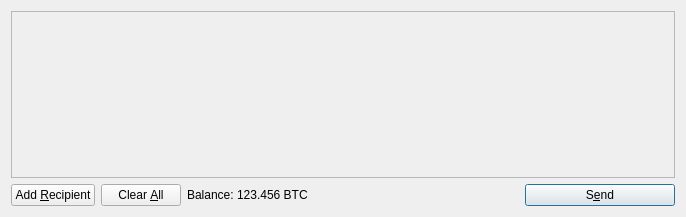
This is src/qt/forms/sendcoinsdialog.ui in Crypto-Expert/HoboNickels as Qt 5 draws it before an edit. The edited form follows.
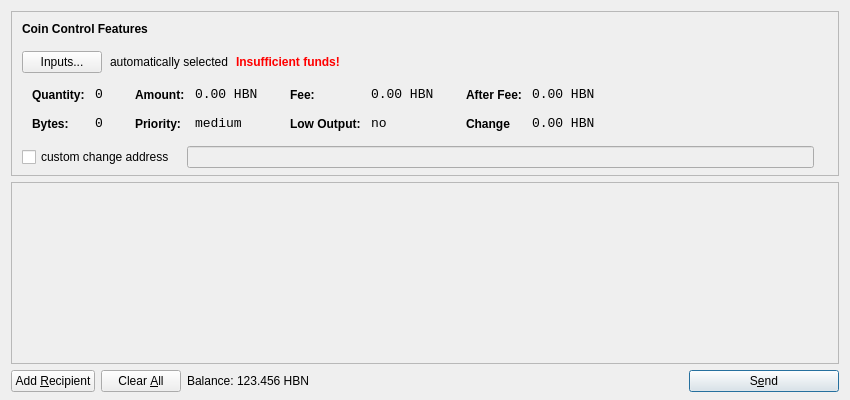
This is the edited form. Icons and pictures are not drawn.

```diff
--- a/src/qt/forms/sendcoinsdialog.ui
+++ b/src/qt/forms/sendcoinsdialog.ui
@@ -6,14 +6,615 @@
    <rect>
     <x>0</x>
     <y>0</y>
-    <width>686</width>
-    <height>217</height>
+    <width>850</width>
+    <height>400</height>
    </rect>
   </property>
   <property name="windowTitle">
    <string>Send Coins</string>
   </property>
-  <layout class="QVBoxLayout" name="verticalLayout">
+  <layout class="QVBoxLayout" name="verticalLayout" stretch="0,1,0">
+   <property name="bottomMargin">
+    <number>8</number>
+   </property>
+   <item>
+    <widget class="QFrame" name="frameCoinControl">
+     <property name="sizePolicy">
+      <sizepolicy hsizetype="Expanding" vsizetype="Expanding">
+       <horstretch>0</horstretch>
+       <verstretch>0</verstretch>
+      </sizepolicy>
+     </property>
+     <property name="maximumSize">
+      <size>
+       <width>16777215</width>
+       <height>16777215</height>
+      </size>
+     </property>
+     <property name="frameShape">
+      <enum>QFrame::StyledPanel</enum>
+     </property>
+     <property name="frameShadow">
+      <enum>QFrame::Sunken</enum>
+     </property>
+     <layout class="QVBoxLayout" name="verticalLayoutCoinControl2">
+      <property name="spacing">
+       <number>-1</number>
+      </property>
+      <property name="leftMargin">
+       <number>0</number>
+      </property>
+      <property name="topMargin">
+       <number>0</number>
+      </property>
+      <property name="rightMargin">
+       <number>0</number>
+      </property>
+      <property name="bottomMargin">
+       <number>6</number>
+      </property>
+      <item>
+       <layout class="QVBoxLayout" name="verticalLayoutCoinControl" stretch="0,0,0,0,1">
+        <property name="spacing">
+         <number>0</number>
+        </property>
+        <property name="leftMargin">
+         <number>10</number>
+        </property>
+        <property name="topMargin">
+         <number>10</number>
+        </property>
+        <item>
+         <layout class="QHBoxLayout" name="horizontalLayoutCoinControl1">
+          <property name="bottomMargin">
+           <number>15</number>
+          </property>
+          <item>
+           <widget class="QLabel" name="labelCoinControlFeatures">
+            <property name="sizePolicy">
+             <sizepolicy hsizetype="Preferred" vsizetype="Maximum">
+              <horstretch>0</horstretch>
+              <verstretch>0</verstretch>
+             </sizepolicy>
+            </property>
+            <property name="font">
+             <font>
+              <weight>75</weight>
+              <bold>true</bold>
+             </font>
+            </property>
+            <property name="styleSheet">
+             <string notr="true">font-weight:bold;</string>
+            </property>
+            <property name="text">
+             <string>Coin Control Features</string>
+            </property>
+           </widget>
+          </item>
+         </layout>
+        </item>
+        <item>
+         <layout class="QHBoxLayout" name="horizontalLayoutCoinControl2" stretch="0,0,0,0">
+          <property name="spacing">
+           <number>8</number>
+          </property>
+          <property name="bottomMargin">
+           <number>10</number>
+          </property>
+          <item>
+           <widget class="QPushButton" name="pushButtonCoinControl">
+            <property name="styleSheet">
+             <string notr="true"/>
+            </property>
+            <property name="text">
+             <string>Inputs...</string>
+            </property>
+           </widget>
+          </item>
+          <item>
+           <widget class="QLabel" name="labelCoinControlAutomaticallySelected">
+            <property name="text">
+             <string>automatically selected</string>
+            </property>
+            <property name="margin">
+             <number>5</number>
+            </property>
+           </widget>
+          </item>
+          <item>
+           <widget class="QLabel" name="labelCoinControlInsuffFunds">
+            <property name="font">
+             <font>
+              <weight>75</weight>
+              <bold>true</bold>
+             </font>
+            </property>
+            <property name="styleSheet">
+             <string notr="true">color:red;font-weight:bold;</string>
+            </property>
+            <property name="text">
+             <string>Insufficient funds!</string>
+            </property>
+            <property name="margin">
+             <number>5</number>
+            </property>
+           </widget>
+          </item>
+          <item>
+           <spacer name="horizontalSpacerCoinControl">
+            <property name="orientation">
+             <enum>Qt::Horizontal</enum>
+            </property>
+            <property name="sizeHint" stdset="0">
+             <size>
+              <width>40</width>
+              <height>1</height>
+             </size>
+            </property>
+           </spacer>
+          </item>
+         </layout>
+        </item>
+        <item>
+         <widget class="QWidget" name="widgetCoinControl" native="true">
+          <property name="sizePolicy">
+           <sizepolicy hsizetype="Preferred" vsizetype="Preferred">
+            <horstretch>0</horstretch>
+            <verstretch>0</verstretch>
+           </sizepolicy>
+          </property>
+          <property name="minimumSize">
+           <size>
+            <width>0</width>
+            <height>0</height>
+           </size>
+          </property>
+          <property name="styleSheet">
+           <string notr="true"/>
+          </property>
+          <layout class="QHBoxLayout" name="horizontalLayoutCoinControl5">
+           <property name="margin">
+            <number>0</number>
+           </property>
+           <item>
+            <layout class="QHBoxLayout" name="horizontalLayoutCoinControl3" stretch="0,0,0,1">
+             <property name="spacing">
+              <number>20</number>
+             </property>
+             <property name="topMargin">
+              <number>0</number>
+             </property>
+             <property name="bottomMargin">
+              <number>10</number>
+             </property>
+             <item>
+              <layout class="QFormLayout" name="formLayoutCoinControl1">
+               <property name="horizontalSpacing">
+                <number>10</number>
+               </property>
+               <property name="verticalSpacing">
+                <number>14</number>
+               </property>
+               <property name="leftMargin">
+                <number>10</number>
+               </property>
+               <property name="topMargin">
+                <number>4</number>
+               </property>
+               <property name="rightMargin">
+                <number>6</number>
+               </property>
+               <item row="0" column="0">
+                <widget class="QLabel" name="labelCoinControlQuantityText">
+                 <property name="styleSheet">
+                  <string notr="true">font-weight:bold;</string>
+                 </property>
+                 <property name="text">
+                  <string>Quantity:</string>
+                 </property>
+                 <property name="margin">
+                  <number>0</number>
+                 </property>
+                </widget>
+               </item>
+               <item row="0" column="1">
+                <widget class="QLabel" name="labelCoinControlQuantity">
+                 <property name="font">
+                  <font>
+                   <family>Monospace</family>
+                   <pointsize>10</pointsize>
+                  </font>
+                 </property>
+                 <property name="cursor">
+                  <cursorShape>IBeamCursor</cursorShape>
+                 </property>
+                 <property name="contextMenuPolicy">
+                  <enum>Qt::ActionsContextMenu</enum>
+                 </property>
+                 <property name="text">
+                  <string>0</string>
+                 </property>
+                 <property name="margin">
+                  <number>0</number>
+                 </property>
+                 <property name="textInteractionFlags">
+                  <set>Qt::LinksAccessibleByMouse|Qt::TextSelectableByKeyboard|Qt::TextSelectableByMouse</set>
+                 </property>
+                </widget>
+               </item>
+               <item row="1" column="0">
+                <widget class="QLabel" name="labelCoinControlBytesText">
+                 <property name="styleSheet">
+                  <string notr="true">font-weight:bold;</string>
+                 </property>
+                 <property name="text">
+                  <string>Bytes:</string>
+                 </property>
+                </widget>
+               </item>
+               <item row="1" column="1">
+                <widget class="QLabel" name="labelCoinControlBytes">
+                 <property name="font">
+                  <font>
+                   <family>Monospace</family>
+                   <pointsize>10</pointsize>
+                  </font>
+                 </property>
+                 <property name="cursor">
+                  <cursorShape>IBeamCursor</cursorShape>
+                 </property>
+                 <property name="contextMenuPolicy">
+                  <enum>Qt::ActionsContextMenu</enum>
+                 </property>
+                 <property name="text">
+                  <string>0</string>
+                 </property>
+                 <property name="textInteractionFlags">
+                  <set>Qt::LinksAccessibleByMouse|Qt::TextSelectableByKeyboard|Qt::TextSelectableByMouse</set>
+                 </property>
+                </widget>
+               </item>
+              </layout>
+             </item>
+             <item>
+              <layout class="QFormLayout" name="formLayoutCoinControl2">
+               <property name="horizontalSpacing">
+                <number>10</number>
+               </property>
+               <property name="verticalSpacing">
+                <number>14</number>
+               </property>
+               <property name="leftMargin">
+                <number>6</number>
+               </property>
+               <property name="topMargin">
+                <number>4</number>
+               </property>
+               <property name="rightMargin">
+                <number>6</number>
+               </property>
+               <item row="0" column="0">
+                <widget class="QLabel" name="labelCoinControlAmountText">
+                 <property name="styleSheet">
+                  <string notr="true">font-weight:bold;</string>
+                 </property>
+                 <property name="text">
+                  <string>Amount:</string>
+                 </property>
+                 <property name="margin">
+                  <number>0</number>
+                 </property>
+                </widget>
+               </item>
+               <item row="0" column="1">
+                <widget class="QLabel" name="labelCoinControlAmount">
+                 <property name="font">
+                  <font>
+                   <family>Monospace</family>
+                   <pointsize>10</pointsize>
+                  </font>
+                 </property>
+                 <property name="cursor">
+                  <cursorShape>IBeamCursor</cursorShape>
+                 </property>
+                 <property name="contextMenuPolicy">
+                  <enum>Qt::ActionsContextMenu</enum>
+                 </property>
+                 <property name="text">
+                  <string>0.00 HBN</string>
+                 </property>
+                 <property name="textInteractionFlags">
+                  <set>Qt::LinksAccessibleByMouse|Qt::TextSelectableByKeyboard|Qt::TextSelectableByMouse</set>
+                 </property>
+                </widget>
+               </item>
+               <item row="1" column="0">
+                <widget class="QLabel" name="labelCoinControlPriorityText">
+                 <property name="styleSheet">
+                  <string notr="true">font-weight:bold;</string>
+                 </property>
+                 <property name="text">
+                  <string>Priority:</string>
+                 </property>
+                </widget>
+               </item>
+               <item row="1" column="1">
+                <widget class="QLabel" name="labelCoinControlPriority">
+                 <property name="font">
+                  <font>
+                   <family>Monospace</family>
+                   <pointsize>10</pointsize>
+                  </font>
+                 </property>
+                 <property name="cursor">
+                  <cursorShape>IBeamCursor</cursorShape>
+                 </property>
+                 <property name="contextMenuPolicy">
+                  <enum>Qt::ActionsContextMenu</enum>
+                 </property>
+                 <property name="text">
+                  <string>medium</string>
+                 </property>
+                 <property name="textInteractionFlags">
+                  <set>Qt::LinksAccessibleByMouse|Qt::TextSelectableByKeyboard|Qt::TextSelectableByMouse</set>
+                 </property>
+                </widget>
+               </item>
+              </layout>
+             </item>
+             <item>
+              <layout class="QFormLayout" name="formLayoutCoinControl3">
+               <property name="horizontalSpacing">
+                <number>10</number>
+               </property>
+               <property name="verticalSpacing">
+                <number>14</number>
+               </property>
+               <property name="leftMargin">
+                <number>6</number>
+               </property>
+               <property name="topMargin">
+                <number>4</number>
+               </property>
+               <property name="rightMargin">
+                <number>6</number>
+               </property>
+               <item row="0" column="0">
+                <widget class="QLabel" name="labelCoinControlFeeText">
+                 <property name="styleSheet">
+                  <string notr="true">font-weight:bold;</string>
+                 </property>
+                 <property name="text">
+                  <string>Fee:</string>
+                 </property>
+                 <property name="margin">
+                  <number>0</number>
+                 </property>
+                </widget>
+               </item>
+               <item row="0" column="1">
+                <widget class="QLabel" name="labelCoinControlFee">
+                 <property name="font">
+                  <font>
+                   <family>Monospace</family>
+                   <pointsize>10</pointsize>
+                  </font>
+                 </property>
+                 <property name="cursor">
+                  <cursorShape>IBeamCursor</cursorShape>
+                 </property>
+                 <property name="contextMenuPolicy">
+                  <enum>Qt::ActionsContextMenu</enum>
+                 </property>
+                 <property name="text">
+                  <string>0.00 HBN</string>
+                 </property>
+                 <property name="textInteractionFlags">
+                  <set>Qt::LinksAccessibleByMouse|Qt::TextSelectableByKeyboard|Qt::TextSelectableByMouse</set>
+                 </property>
+                </widget>
+               </item>
+               <item row="1" column="0">
+                <widget class="QLabel" name="labelCoinControlLowOutputText">
+                 <property name="styleSheet">
+                  <string notr="true">font-weight:bold;</string>
+                 </property>
+                 <property name="text">
+                  <string>Low Output:</string>
+                 </property>
+                </widget>
+               </item>
+               <item row="1" column="1">
+                <widget class="QLabel" name="labelCoinControlLowOutput">
+                 <property name="font">
+                  <font>
+                   <family>Monospace</family>
+                   <pointsize>10</pointsize>
+                  </font>
+                 </property>
+                 <property name="cursor">
+                  <cursorShape>IBeamCursor</cursorShape>
+                 </property>
+                 <property name="contextMenuPolicy">
+                  <enum>Qt::ActionsContextMenu</enum>
+                 </property>
+                 <property name="text">
+                  <string>no</string>
+                 </property>
+                 <property name="textInteractionFlags">
+                  <set>Qt::LinksAccessibleByMouse|Qt::TextSelectableByKeyboard|Qt::TextSelectableByMouse</set>
+                 </property>
+                </widget>
+               </item>
+              </layout>
+             </item>
+             <item>
+              <layout class="QFormLayout" name="formLayoutCoinControl4">
+               <property name="horizontalSpacing">
+                <number>10</number>
+               </property>
+               <property name="verticalSpacing">
+                <number>14</number>
+               </property>
+               <property name="leftMargin">
+                <number>6</number>
+               </property>
+               <property name="topMargin">
+                <number>4</number>
+               </property>
+               <property name="rightMargin">
+                <number>6</number>
+               </property>
+               <item row="0" column="0">
+                <widget class="QLabel" name="labelCoinControlAfterFeeText">
+                 <property name="styleSheet">
+                  <string notr="true">font-weight:bold;</string>
+                 </property>
+                 <property name="text">
+                  <string>After Fee:</string>
+                 </property>
+                 <property name="margin">
+                  <number>0</number>
+                 </property>
+                </widget>
+               </item>
+               <item row="0" column="1">
+                <widget class="QLabel" name="labelCoinControlAfterFee">
+                 <property name="font">
+                  <font>
+                   <family>Monospace</family>
+                   <pointsize>10</pointsize>
+                  </font>
+                 </property>
+                 <property name="cursor">
+                  <cursorShape>IBeamCursor</cursorShape>
+                 </property>
+                 <property name="contextMenuPolicy">
+                  <enum>Qt::ActionsContextMenu</enum>
+                 </property>
+                 <property name="text">
+                  <string>0.00 HBN</string>
+                 </property>
+                 <property name="textInteractionFlags">
+                  <set>Qt::LinksAccessibleByMouse|Qt::TextSelectableByKeyboard|Qt::TextSelectableByMouse</set>
+                 </property>
+                </widget>
+               </item>
+               <item row="1" column="0">
+                <widget class="QLabel" name="labelCoinControlChangeText">
+                 <property name="styleSheet">
+                  <string notr="true">font-weight:bold;</string>
+                 </property>
+                 <property name="text">
+                  <string>Change</string>
+                 </property>
+                </widget>
+               </item>
+               <item row="1" column="1">
+                <widget class="QLabel" name="labelCoinControlChange">
+                 <property name="font">
+                  <font>
+                   <family>Monospace</family>
+                   <pointsize>10</pointsize>
+                  </font>
+                 </property>
+                 <property name="cursor">
+                  <cursorShape>IBeamCursor</cursorShape>
+                 </property>
+                 <property name="contextMenuPolicy">
+                  <enum>Qt::ActionsContextMenu</enum>
+                 </property>
+                 <property name="text">
+                  <string>0.00 HBN</string>
+                 </property>
+                 <property name="textInteractionFlags">
+                  <set>Qt::LinksAccessibleByMouse|Qt::TextSelectableByKeyboard|Qt::TextSelectableByMouse</set>
+                 </property>
+                </widget>
+               </item>
+              </layout>
+             </item>
+            </layout>
+           </item>
+          </layout>
+         </widget>
+        </item>
+        <item>
+         <layout class="QHBoxLayout" name="horizontalLayoutCoinControl4" stretch="0,0,0">
+          <property name="spacing">
+           <number>12</number>
+          </property>
+          <property name="sizeConstraint">
+           <enum>QLayout::SetDefaultConstraint</enum>
+          </property>
+          <property name="topMargin">
+           <number>5</number>
+          </property>
+          <property name="rightMargin">
+           <number>5</number>
+          </property>
+          <item>
+           <widget class="QCheckBox" name="checkBoxCoinControlChange">
+            <property name="text">
+             <string>custom change address</string>
+            </property>
+           </widget>
+          </item>
+          <item>
+           <widget class="QLineEdit" name="lineEditCoinControlChange">
+            <property name="enabled">
+             <bool>false</bool>
+            </property>
+            <property name="sizePolicy">
+             <sizepolicy hsizetype="Expanding" vsizetype="Fixed">
+              <horstretch>0</horstretch>
+              <verstretch>0</verstretch>
+             </sizepolicy>
+            </property>
+           </widget>
+          </item>
+          <item>
+           <widget class="QLabel" name="labelCoinControlChangeLabel">
+            <property name="sizePolicy">
+             <sizepolicy hsizetype="Preferred" vsizetype="Expanding">
+              <horstretch>0</horstretch>
+              <verstretch>0</verstretch>
+             </sizepolicy>
+            </property>
+            <property name="minimumSize">
+             <size>
+              <width>0</width>
+              <height>0</height>
+             </size>
+            </property>
+            <property name="text">
+             <string/>
+            </property>
+            <property name="margin">
+             <number>3</number>
+            </property>
+           </widget>
+          </item>
+         </layout>
+        </item>
+        <item>
+         <spacer name="verticalSpacerCoinControl">
+          <property name="orientation">
+           <enum>Qt::Vertical</enum>
+          </property>
+          <property name="sizeHint" stdset="0">
+           <size>
+            <width>800</width>
+            <height>1</height>
+           </size>
+          </property>
+         </spacer>
+        </item>
+       </layout>
+      </item>
+     </layout>
+    </widget>
+   </item>
    <item>
     <widget class="QScrollArea" name="scrollArea">
      <property name="widgetResizable">
@@ -24,7 +625,7 @@
        <rect>
         <x>0</x>
         <y>0</y>
-        <width>666</width>
+        <width>830</width>
         <height>165</height>
        </rect>
       </property>
@@ -119,7 +720,7 @@
           <cursorShape>IBeamCursor</cursorShape>
          </property>
          <property name="text">
-          <string>123.456 BTC</string>
+          <string>123.456 HBN</string>
          </property>
          <property name="textInteractionFlags">
           <set>Qt::LinksAccessibleByMouse|Qt::TextSelectableByKeyboard|Qt::TextSelectableByMouse</set>
```
